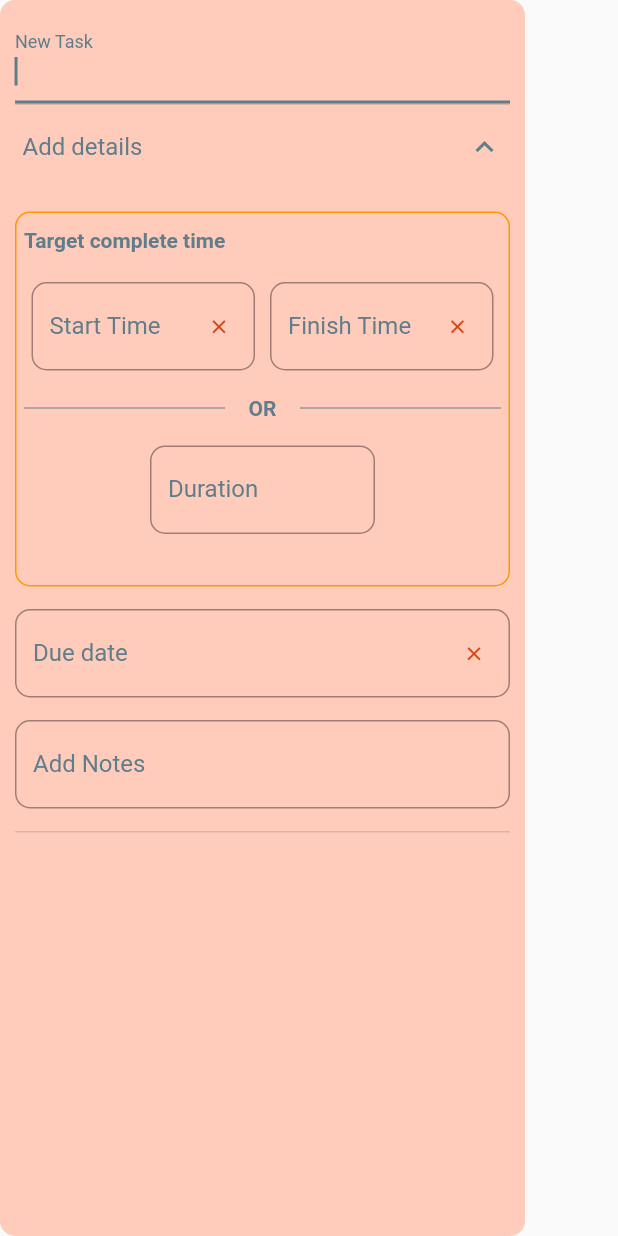
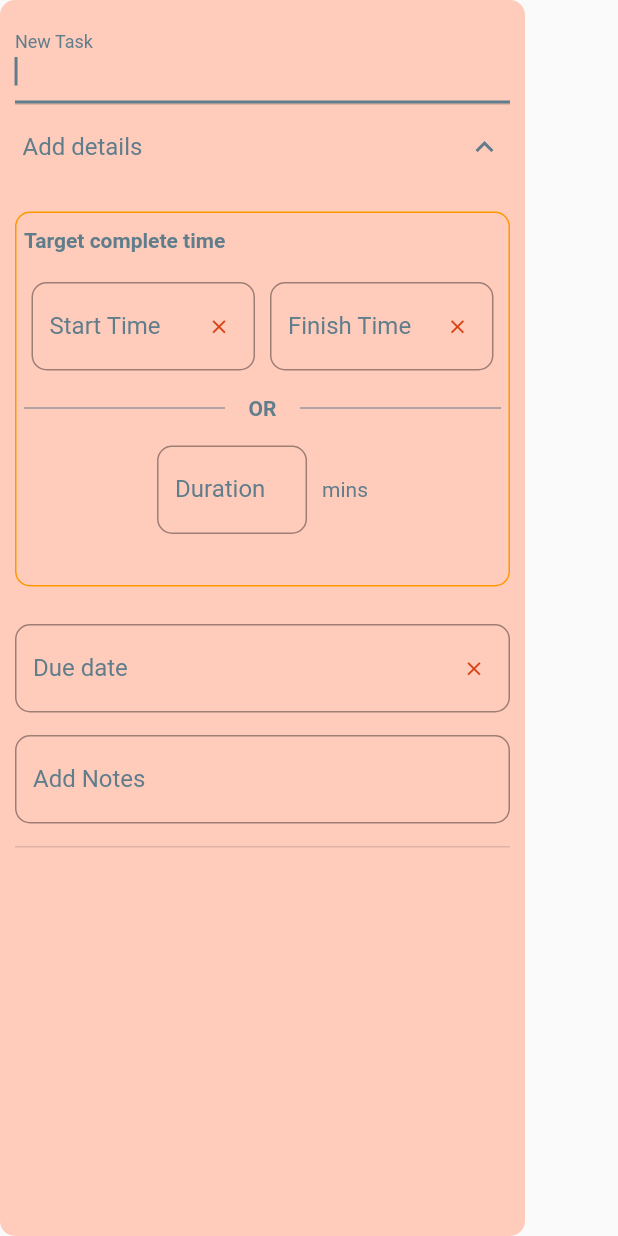
Before and after one commit to egemenongel/to-do-list, a Flutter app: the TaskForm widget shown alone on an empty page, opened directly with empty values, after a tap on "Add details", on a phone screen of 412 x 824 dp. Run offline on Flutter 3.47's test engine with Material 2 defaults, Android fonts, the phone set to English and light mode, and no system bars; our stand-ins replace cloud_firestore, firebase_core, flutter_slidable; accounts and stored records are empty.

Commit message:
Update form UI

```diff
--- a/lib/widgets/task_form.dart
+++ b/lib/widgets/task_form.dart
@@ -154,6 +154,11 @@ class _TaskFormState extends State<TaskForm> {
                                   focusNode: startTime,
                                   requestNode: () => FocusScope.of(context)
                                       .requestFocus(finishTime),
+                                  validator: (val) => val!.isNotEmpty
+                                      ? val.contains(":") == false
+                                          ? "Type a time"
+                                          : null
+                                      : null,
                                 ),
                               ),
                             ),
@@ -178,6 +183,11 @@ class _TaskFormState extends State<TaskForm> {
                                   focusNode: finishTime,
                                   requestNode: () => FocusScope.of(context)
                                       .requestFocus(dueDate),
+                                  validator: (val) => val!.isNotEmpty
+                                      ? val.contains(":") == false
+                                          ? "Type a time"
+                                          : null
+                                      : null,
                                 ),
                               ),
                             ),
@@ -224,7 +234,7 @@ class _TaskFormState extends State<TaskForm> {
                           mainAxisAlignment: MainAxisAlignment.center,
                           children: [
                             Container(
-                                width: 150,
+                                width: 100,
                                 child: Column(
                                   children: [
                                     TextFormField(
@@ -250,7 +260,10 @@ class _TaskFormState extends State<TaskForm> {
                                           labelText: "Duration",
                                           labelStyle:
                                               TextStyle(color: Colors.blueGrey),
+                                          errorStyle: TextStyle(
+                                            fontSize: 9.0,
                                           ),
+                                          errorMaxLines: 2),
                                       keyboardType: TextInputType.number,
                                       focusNode: duration,
                                       textInputAction: TextInputAction.next,
@@ -258,16 +271,31 @@ class _TaskFormState extends State<TaskForm> {
                                         duration.unfocus();
                                         FocusScope.of(context)
                                             .requestFocus(dueDate);
-                                        }),
+                                      },
+                                      validator: (val) => val!.isNotEmpty
+                                          ? ((int.tryParse(val)) is! int)
+                                              ? "Type an integer"
+                                              : (int.parse(val) < 0)
+                                                  ? "Cannot be negative"
+                                                  : null
+                                          : null,
+                                    ),
                                   ],
                                 )),
+                            SizedBox(
+                              width: 10,
+                            ),
+                            Text(
+                              "mins",
+                              style: TextStyle(color: Colors.blueGrey),
+                            )
                           ],
                         ),
                       ],
                     ),
                   ),
                   SizedBox(
-                    height: 15,
+                    height: 25,
                   ),
                   DateField(
                     controller: widget.dueDate,
--- a/lib/widgets/time_field.dart
+++ b/lib/widgets/time_field.dart
@@ -15,7 +15,7 @@ class TimeField extends StatefulWidget {
   }) : super(key: key);
   final String? labelText;
   final TextEditingController? controller;
-  final String Function(String?)? validator;
+  final String? Function(String?)? validator;
   final void Function()? clearButton;
   final FocusNode? focusNode;
   final VoidCallback? requestNode;
@@ -30,15 +30,16 @@ class TimeField extends StatefulWidget {
 class _TimeFieldState extends State<TimeField> {
   @override
   Widget build(BuildContext context) {
-    TimeOfDay _time = TimeOfDay.now();
+    TimeOfDay _turkeyTime = TimeOfDay(
+        hour: TimeOfDay.now().hour + 3, minute: TimeOfDay.now().minute);
     void selectTime(TextEditingController date) async {
       TimeOfDay? newTime = await showTimePicker(
         context: context,
-        initialTime: _time,
+        initialTime: _turkeyTime,
       );
       if (newTime != null) {
         setState(() {
-          _time = newTime;
+          _turkeyTime = newTime;
           date.value = TextEditingValue(text: newTime.format(context));
         });
         widget.requestNode!.call();
```
Lines whose indentation alone changed are shown as unchanged.
